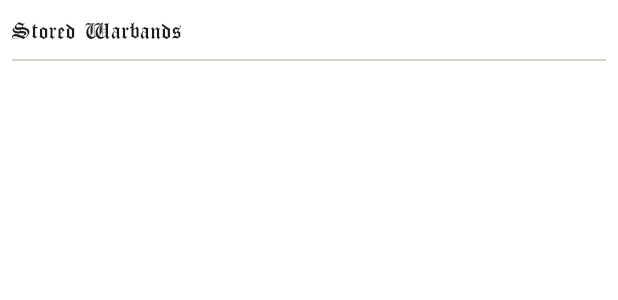
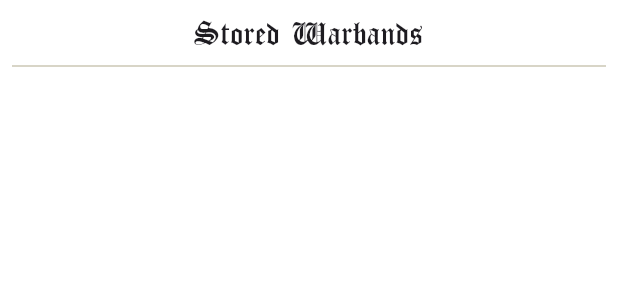
Before and after one commit to LuisAyuso/liber_excommunicationum, a Flutter app: the SavedListsManager widget shown alone on an empty page, opened directly, on a phone screen of 412 x 824 dp. Shown: the top 300 px of the screen. Run offline on Flutter 3.47's test engine with Material 3 defaults, Android fonts, the phone set to English and light mode, and no system bars; our stand-ins replace flutter_markdown, shared_preferences; accounts and stored records are empty.

Commit message:
same format

```diff
--- a/lib/main.dart
+++ b/lib/main.dart
@@ -75,7 +75,8 @@ class _SavedListsManagerState extends State<SavedListsManager> {
             child: ListView(children: [
               Text(
                 "Stored Warbands",
-                style: Theme.of(context).textTheme.titleMedium,
+                textAlign: TextAlign.center,
+                style: Theme.of(context).textTheme.titleLarge,
               ),
               const Divider(),
               ...x.map<Widget>(
```
